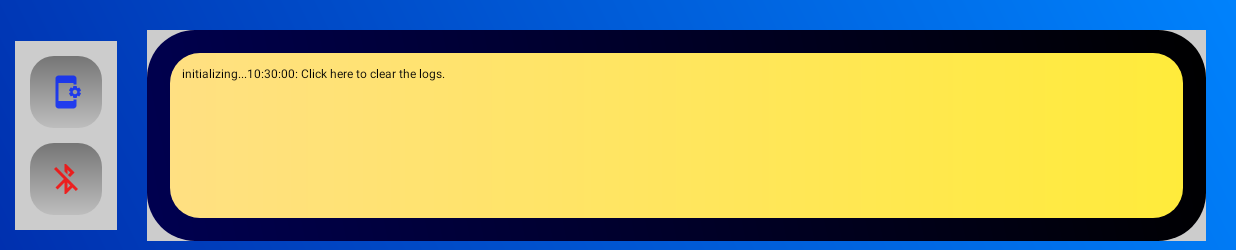
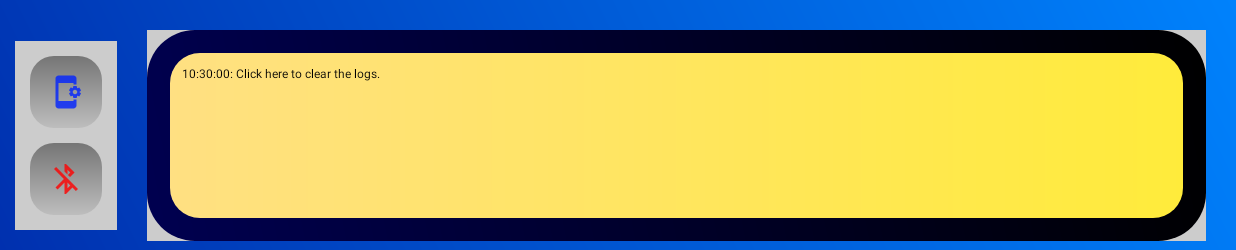
Before and after one commit to efhilton/BluetoothJoystick, an Android app: the screen it shows after launch (JoystickActivity), on a phone screen of 824 x 412 dp (held sideways). Shown: the top 250 px of the screen. Run offline under Robolectric (Android 15) with nearby library versions, the phone set to English and light mode, and no system bars.

Commit message:
Refactor console output view.
- Modified the console output to display formatted log entries with timestamps.
- Updated the console to append new log messages, scroll to bottom, and manage a history buffer.
- Removed redundant newlines.
- Changed the default text to be shown after clearing.
- Added a feature to clear the log history when the console is clicked.
- Set MAX_HISTORY_LOGS to 250.

```diff
--- a/app/src/main/java/com/efhilton/utils/btjoystick/ConsoleOutputView.java
+++ b/app/src/main/java/com/efhilton/utils/btjoystick/ConsoleOutputView.java
@@ -28,6 +28,8 @@
 import java.util.List;
 
 public class ConsoleOutputView extends ScrollView {
+    final int MAX_HISTORY_LOGS = 250;
+    List<String> outputLog = new ArrayList<>();
     TextView textView;
     ScrollView scrollView;
 
@@ -60,25 +62,48 @@
         scrollView = findViewById(R.id.console_output_view);
 
         textView.setMovementMethod(new ScrollingMovementMethod());
+
+        textView.setOnClickListener(v -> {
+            clear();
+        });
     }
 
     public void setText(String text) {
         ZonedDateTime now = ZonedDateTime.now();
         DateTimeFormatter formatter = DateTimeFormatter.ofPattern("HH:mm:ss");
-        String formattedText = now.format(formatter) + ": " + text.replace("\n", "") + "\n";
-
+        final String formattedText;
+        if (text == null) {
+            outputLog.clear();
+            formattedText = now.format(formatter) + ": " + getResources().getString(R.string.click_to_clear);
+        } else {
+            formattedText = now.format(formatter) + ": " + text;
+        }
         textView.post(() -> {
-            textView.append(formattedText);
+            outputLog.add(formattedText);
+            if (outputLog.size() > MAX_HISTORY_LOGS) {
+                outputLog.remove(0);
+            }
+            StringBuffer sb = new StringBuffer();
+            for (String s : outputLog) {
+                sb.append(s).append("\n");
+            }
+            textView.setText(sb.toString());
             scrollToBottom();
         });
     }
+
     private void scrollToBottom() {
         final int scrollAmount = textView.getLayout().getLineTop(textView.getLineCount()) - textView.getHeight();
         if (scrollAmount > 0) {
             textView.scrollTo(0, scrollAmount);
         }
     }
+
     public void setText(int id) {
         setText(getResources().getString(id));
     }
+
+    public void clear() {
+        setText(null);
+    }
 }
--- a/app/src/main/java/com/efhilton/utils/btjoystick/JoystickActivity.java
+++ b/app/src/main/java/com/efhilton/utils/btjoystick/JoystickActivity.java
@@ -163,13 +163,13 @@
 
         thumbstickLeftStick = binding.thumbstickLeft;
         thumbstickLeftStick.onMoveCallback = (x, y) -> {
-            String text = String.format(Locale.ENGLISH, "LEFT: (%+1.02f, %+1.02f)\n", x, y);
+            String text = String.format(Locale.ENGLISH, "LEFT: (%+1.02f, %+1.02f)", x, y);
             outputConsole.setText(text);
             return null;
         };
         thumbstickRightStick = binding.thumbstickRight;
         thumbstickRightStick.onMoveCallback = (x, y) -> {
-            String text = String.format(Locale.ENGLISH, "RIGHT: (%+1.02f, %+1.02f)\n", x, y);
+            String text = String.format(Locale.ENGLISH, "RIGHT: (%+1.02f, %+1.02f)", x, y);
             outputConsole.setText(text);
             return null;
         };
@@ -177,7 +177,7 @@
             outputConsole.setText(R.string.cleared_screen);
         };
 
-        outputConsole.setText(R.string.click_to_clear);
+        outputConsole.clear();
         outputConsole.setOnClickListener(consoleClicked);
 
         isConnected = new AtomicBoolean(false);
```
